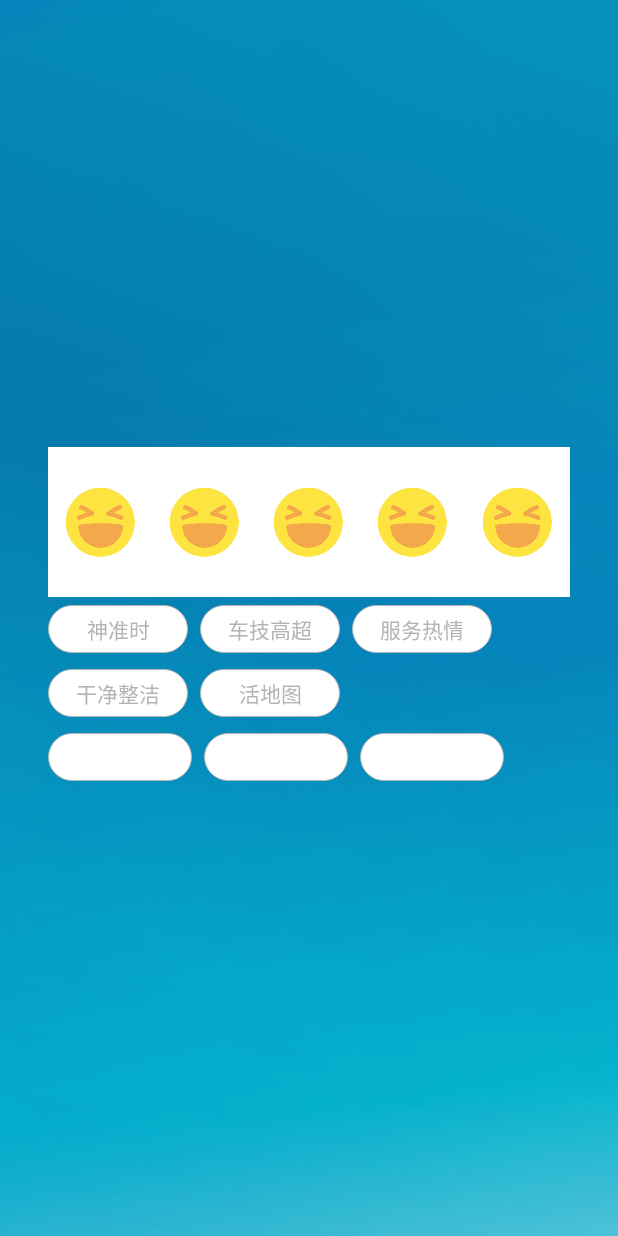
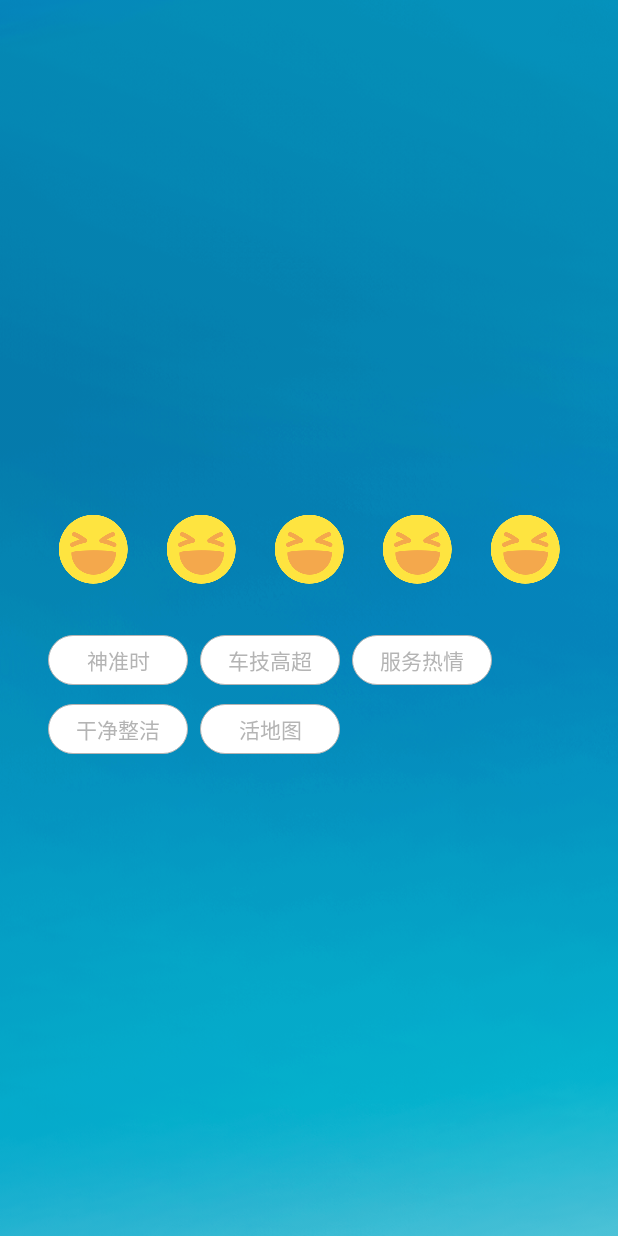
Before and after one commit to Rocktiger/MyFirstGItHubProject, an Android app: the screen it shows after launch (AnimationActivity), on a phone screen of 412 x 824 dp. Run offline under Robolectric (Android 15) with nearby library versions, the phone set to English and light mode, and no system bars.

Commit message:
[task]tag 标签布局 调整

```diff
--- a/app/src/main/res/layout/activity_animation.xml
+++ b/app/src/main/res/layout/activity_animation.xml
@@ -19,62 +19,17 @@
         android:id="@+id/smile_rating"
         android:layout_width="match_parent"
         android:layout_height="100dp"
-        android:layout_marginLeft="32dp"
-        android:layout_marginRight="32dp"
-        android:background="@android:color/white"
-        android:gravity="center">
-
-    </com.nb.mengbiao.myfirstgithubproject.view.SmileRatingView>
+        android:layout_marginLeft="26dp"
+        android:layout_marginRight="26dp"
+        android:gravity="center"/>
 
     <com.nb.mengbiao.myfirstgithubproject.tablayout.TagFlowLayout
         android:id="@+id/tfl_tag"
         android:layout_width="match_parent"
         android:layout_height="wrap_content"
         android:layout_below="@+id/smile_rating"
-        android:paddingLeft="32dp"
         android:layout_marginRight="16dp"
-         >
-
-    </com.nb.mengbiao.myfirstgithubproject.tablayout.TagFlowLayout>
-    <LinearLayout
-        android:layout_width="match_parent"
-        android:layout_height="wrap_content"
-        android:layout_below="@+id/tfl_tag"
-        android:paddingLeft="32dp"
-        android:paddingRight="32dp"
-        android:orientation="horizontal"
-        >
-        <TextView
-            android:layout_width="96dp"
-            android:layout_height="32dp"
-            android:layout_marginBottom="5dp"
-            android:layout_marginRight="8dp"
-            android:layout_marginTop="5dp"
-            android:background="@drawable/tag_bg"
-            android:gravity="center"
-            android:textColor="@drawable/tag_selector_textcolor"
-            android:textSize="14sp"/>
-        <TextView
-            android:layout_width="96dp"
-            android:layout_height="32dp"
-            android:layout_marginBottom="5dp"
-            android:layout_marginRight="8dp"
-            android:layout_marginTop="5dp"
-            android:background="@drawable/tag_bg"
-            android:gravity="center"
-            android:textColor="@drawable/tag_selector_textcolor"
-            android:textSize="14sp"/>
-        <TextView
-            android:layout_width="96dp"
-            android:layout_height="32dp"
-            android:layout_marginBottom="5dp"
-            android:layout_marginRight="8dp"
-            android:layout_marginTop="5dp"
-            android:background="@drawable/tag_bg"
-            android:gravity="center"
-            android:textColor="@drawable/tag_selector_textcolor"
-            android:textSize="14sp"/>
-    </LinearLayout>
+        android:paddingLeft="32dp"/>
 
     <!--<EditText-->
     <!--android:layout_width="200dp"-->
--- a/app/src/main/res/layout/tv.xml
+++ b/app/src/main/res/layout/tv.xml
@@ -1,10 +1,12 @@
 <?xml version="1.0" encoding="utf-8"?>
 <TextView xmlns:android="http://schemas.android.com/apk/res/android"
     android:layout_width="93dp"
-    android:layout_height="32dp"
+    android:layout_height="wrap_content"
     android:layout_marginBottom="5dp"
     android:layout_marginRight="8dp"
-    android:layout_marginTop="5dp"
+    android:layout_marginTop="7dp"
+    android:paddingTop="6dp"
+    android:paddingBottom="6dp"
     android:background="@drawable/tag_bg"
     android:gravity="center"
     android:textColor="@drawable/tag_selector_textcolor"
```
